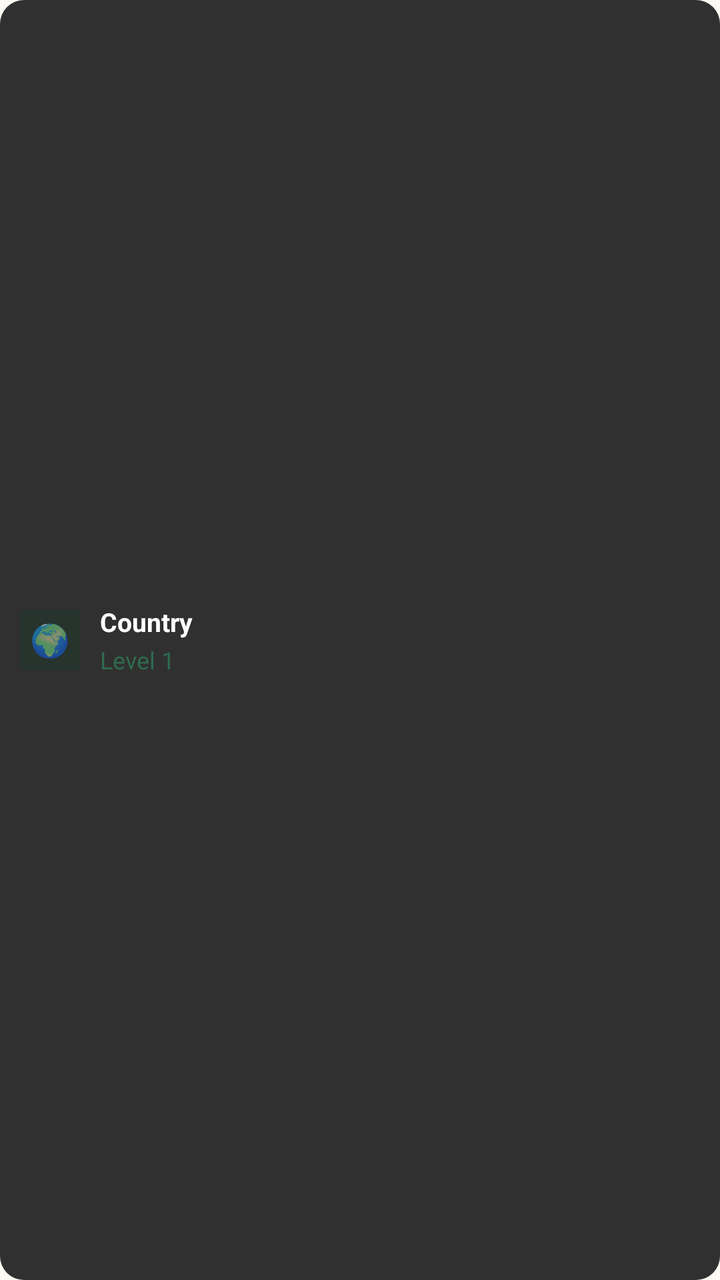
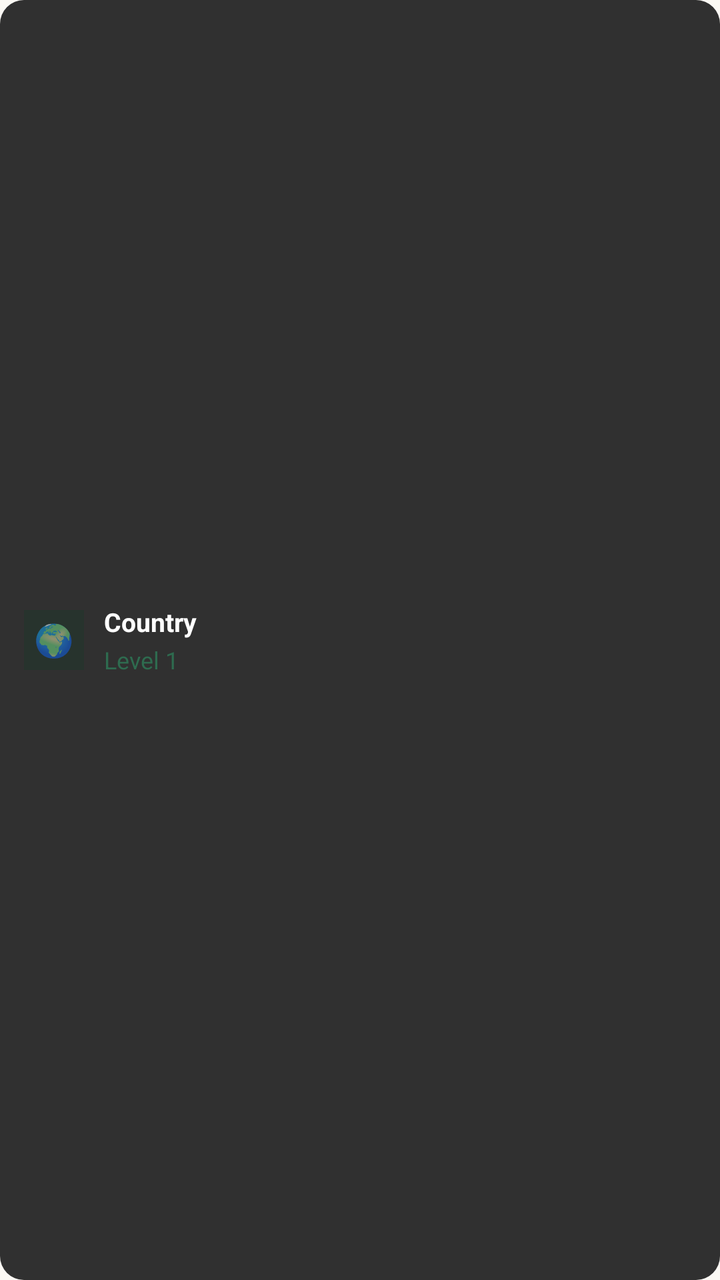

An Android layout rendered at two revisions. The XML below is the earlier revision; the diff shows what the commit changed to produce the second picture.
<!-- AndroidManifest.xml: application theme Theme.Waymark -->
<!-- res/layout/widget_country_item.xml -->
<?xml version="1.0" encoding="utf-8"?>
<LinearLayout xmlns:android="http://schemas.android.com/apk/res/android"
    android:id="@+id/item_root"
    android:layout_width="match_parent"
    android:layout_height="wrap_content"
    android:orientation="horizontal"
    android:padding="10dp"
    android:gravity="center_vertical"
    android:background="@drawable/widget_country_item_background"
    android:layout_marginBottom="6dp"
    android:layout_marginStart="2dp"
    android:layout_marginEnd="2dp">

    
    <FrameLayout
        android:id="@+id/item_flag_bg"
        android:layout_width="30dp"
        android:layout_height="30dp"
        android:background="#27332D"
        android:layout_marginEnd="10dp">

        <TextView
            android:id="@+id/item_flag"
            android:layout_width="match_parent"
            android:layout_height="match_parent"
            android:text="🌍"
            android:textSize="16sp"
            android:gravity="center" />
    </FrameLayout>

    
    <LinearLayout
        android:layout_width="0dp"
        android:layout_height="wrap_content"
        android:layout_weight="1"
        android:orientation="vertical">

        <TextView
            android:id="@+id/item_name"
            android:layout_width="wrap_content"
            android:layout_height="wrap_content"
            android:text="Country"
            android:textSize="13sp"
            android:textStyle="bold"
            android:textColor="#FFFFFF" />

        <TextView
            android:id="@+id/item_level"
            android:layout_width="wrap_content"
            android:layout_height="wrap_content"
            android:text="Level 1"
            android:textSize="12sp"
            android:textColor="#2E6B4F"
            android:layout_marginTop="2dp" />
    </LinearLayout>

</LinearLayout>
<!-- resources referenced by this layout -->
<resources>
  <!-- drawable widget_country_item_background (drawable) -->
  <?xml version="1.0" encoding="utf-8"?>
  <shape xmlns:android="http://schemas.android.com/apk/res/android"
      android:shape="rectangle">
      <solid android:color="#303030" />
      <corners android:radius="12dp" />
  </shape>
  <style name="Theme.Waymark" parent="android:Theme.Material.Light.NoActionBar">
          <item name="android:statusBarColor">@android:color/transparent</item>
          <item name="android:navigationBarColor">@android:color/transparent</item>
          <item name="android:windowLightStatusBar">true</item>
          <item name="android:windowBackground">@color/waymark_background</item>
          <item name="android:colorAccent">@color/waymark_primary</item>
          <item name="android:fontFamily">sans</item>
      </style>
  <color name="waymark_background">#FBF9F4</color>
  <color name="waymark_primary">#335F52</color>
</resources>

<!-- the commit's change to res/layout/widget_country_item.xml (unified diff, before → after) -->
@@ -4,12 +4,13 @@
     android:layout_width="match_parent"
     android:layout_height="wrap_content"
     android:orientation="horizontal"
-    android:padding="10dp"
+    android:padding="12dp"
     android:gravity="center_vertical"
     android:background="@drawable/widget_country_item_background"
-    android:layout_marginBottom="6dp"
-    android:layout_marginStart="2dp"
-    android:layout_marginEnd="2dp">
+    android:layout_marginBottom="8dp"
+    android:layout_marginStart="4dp"
+    android:layout_marginEnd="4dp"
+    android:layout_marginTop="2dp">
 
     
     <FrameLayout
